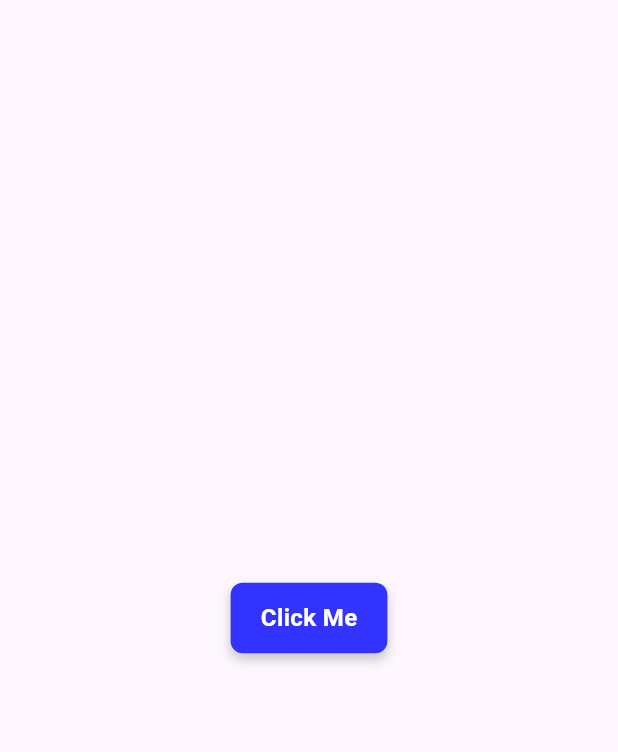
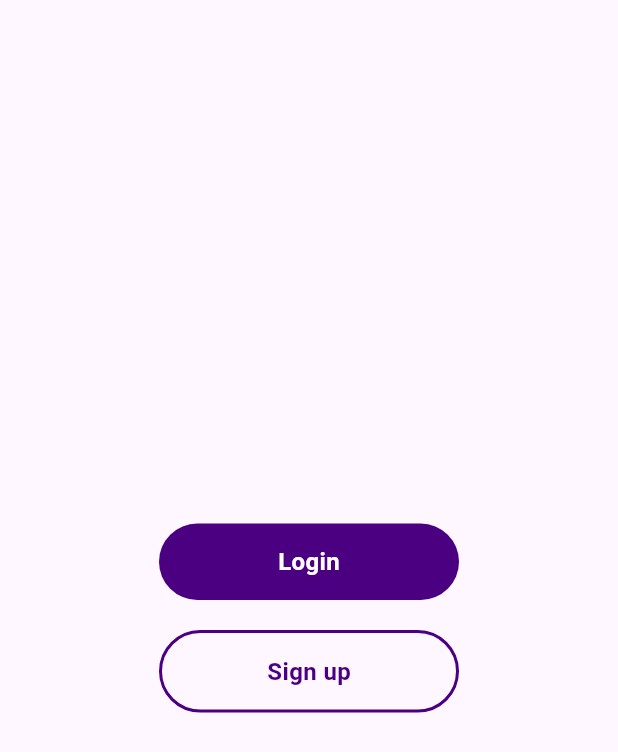
Before and after one commit to chaconcarlos87/my_design, a Flutter app: the screen it shows after launch, on a phone screen of 412 x 824 dp. Shown: the top 752 px of the screen. Run offline on Flutter 3.47's test engine with Material 3 defaults, Android fonts, the phone set to English and light mode, and no system bars.

Commit message:
Se modificó el botón 1 y se agregó un nuevo botón. "Login" y "Sign Up"

```diff
--- a/lib/main.dart
+++ b/lib/main.dart
@@ -13,9 +13,19 @@ class MainApp extends StatelessWidget {
     return const MaterialApp(
       home: Scaffold(
         body: Center(
-          child: BotonPersonalizado(
-            texto: 'Click Me',
-            onPressed: null, // Aquí puedes definir la función que se ejecutará al presionar el botón
+          child: Column(
+            mainAxisAlignment: MainAxisAlignment.center,
+            children: [
+              BotonLogin(
+                texto: 'Login',
+                onPressed: null,
+              ),
+              SizedBox(height: 20),
+              BotonSignUp(
+                texto: 'Sign up',
+                onPressed: null,
+              ),
+            ],
           ),
         ),
       ),
@@ -23,11 +33,11 @@ class MainApp extends StatelessWidget {
   }
 }
 
-class BotonPersonalizado extends StatelessWidget{
+class BotonLogin extends StatelessWidget {
   final String texto;
   final VoidCallback? onPressed;
 
-  const BotonPersonalizado({
+  const BotonLogin({
     super.key,
     required this.texto,
     this.onPressed,
@@ -38,27 +48,63 @@ class BotonPersonalizado extends StatelessWidget{
     return GestureDetector(
       onTap: onPressed,
       child: Container(
-        padding: const EdgeInsets.symmetric(horizontal: 20, vertical: 12),
+        width: 200,
+        padding: const EdgeInsets.symmetric(horizontal: 20, vertical: 14),
         decoration: BoxDecoration(
-          color: const Color(0xFF3333FF),
-          borderRadius: BorderRadius.circular(8),
-          boxShadow: [
-            BoxShadow(
-              color: const Color(0xFF000000).withOpacity(0.2),
-              offset: const Offset(0, 4),
-              blurRadius: 6,
+          color: const Color(0xFF4B0082),
+          borderRadius: BorderRadius.circular(30),
+        ),
+        child: Center(
+          child: Text(
+            texto,
+            style: const TextStyle(
+              color: Colors.white,
+              fontSize: 16,
+              fontWeight: FontWeight.bold,
             ),
-          ],
-        ),
-        child: Text(
-          texto,
-          style: const TextStyle(
-            color: Color(0xFFFFFFFF),
-            fontSize: 16,
-            fontWeight: FontWeight.bold,
           ),
         ),
       ),
     );
   }
 }
+
+class BotonSignUp extends StatelessWidget {
+  final String texto;
+  final VoidCallback? onPressed;
+
+  const BotonSignUp({
+    super.key,
+    required this.texto,
+    this.onPressed,
+  });
+
+  @override
+  Widget build(BuildContext context) {
+    return GestureDetector(
+      onTap: onPressed,
+      child: Container(
+        width: 200,
+        padding: const EdgeInsets.symmetric(horizontal: 20, vertical: 14),
+        decoration: BoxDecoration(
+          color: Colors.transparent,
+          border: Border.all(
+            color: const Color(0xFF4B0082),
+            width: 2,
+          ),
+          borderRadius: BorderRadius.circular(30),
+        ),
+        child: Center(
+          child: Text(
+            texto,
+            style: const TextStyle(
+              color: Color(0xFF4B0082),
+              fontSize: 16,
+              fontWeight: FontWeight.bold,
+            ),
+          ),
+        ),
+      ),
+    );
+  }
+}
```
